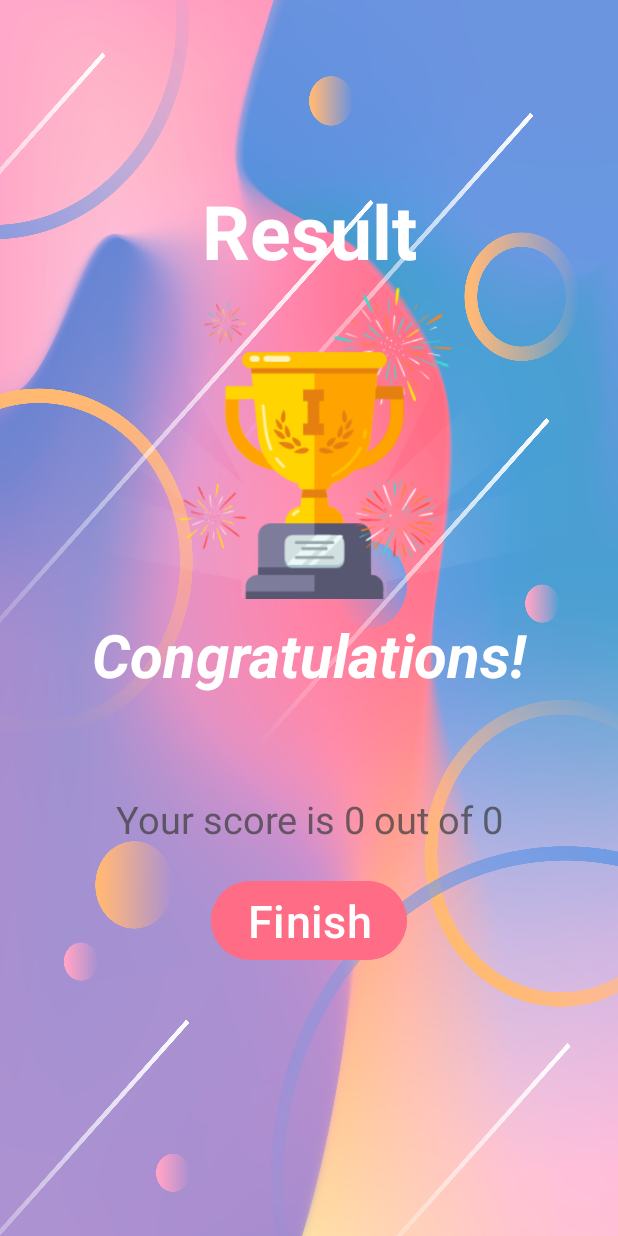
After one commit to dilvinagachanli/Quiz-App, an Android app: the ResultActivity screen opened directly, with no data from a screen before it, on a phone screen of 412 x 824 dp. The commit adds this screen. Run offline under Robolectric (Android 15) with nearby library versions, the phone set to English and light mode, and no system bars.

Commit message:
Added result screen. App is done.

```diff
--- a/app/src/main/AndroidManifest.xml
+++ b/app/src/main/AndroidManifest.xml
@@ -12,6 +12,9 @@
         android:supportsRtl="true"
         android:theme="@style/Theme.QuizApp"
         tools:targetApi="31">
+        <activity
+            android:name=".ResultActivity"
+            android:exported="false" />
         <activity
             android:name=".QuizQuestionsActivity"
             android:exported="false" />
--- a/app/src/main/java/com/example/quizapp/Constants.kt
+++ b/app/src/main/java/com/example/quizapp/Constants.kt
@@ -1,6 +1,16 @@
 package com.example.quizapp
 
 object Constants {
+
+    const val USER_NAME : String = "user_name"
+    const val TOTAL_QUESTIONS: String = "total_questions"
+    const val CORRECT_ANSWERS: String = "total_answers"
+
+    //we need the constant values to move data from one activity to another
+
+
+
+
 
     fun getQuestions(): ArrayList<Question>{
         val questionsList = ArrayList<Question>()
--- a/app/src/main/java/com/example/quizapp/MainActivity.kt
+++ b/app/src/main/java/com/example/quizapp/MainActivity.kt
@@ -22,6 +22,7 @@ class MainActivity : AppCompatActivity() {
             }
             else{
                 val intent = Intent(this, QuizQuestionsActivity::class.java) //going from one activity to other
+                intent.putExtra(Constants.USER_NAME, et_name.text.toString())
                 startActivity(intent)
                 finish()
 
--- a/app/src/main/java/com/example/quizapp/QuizQuestionsActivity.kt
+++ b/app/src/main/java/com/example/quizapp/QuizQuestionsActivity.kt
@@ -1,6 +1,7 @@
 package com.example.quizapp
 
 import android.annotation.SuppressLint
+import android.content.Intent
 import android.graphics.Color
 import android.graphics.Typeface
 import androidx.appcompat.app.AppCompatActivity
@@ -22,11 +23,14 @@ class QuizQuestionsActivity : AppCompatActivity(), View.OnClickListener {
     private var mQuestionsList: ArrayList<Question>? = null
     private var mSelectedOptionPosition: Int = 0
 
+    private var mUserName : String? = null
+    private var mCorrectAnswers: Int = 0
 
     private var progressBar: ProgressBar? = null
     private var tvProgress: TextView? = null
     private var tvQuestion: TextView? = null
     private var ivImage: ImageView? = null
+
 
     private var tvOptionOne: TextView? = null
     private var tvOptionTwo: TextView? = null
@@ -35,10 +39,17 @@ class QuizQuestionsActivity : AppCompatActivity(), View.OnClickListener {
 
     private var btnSubmit: Button? = null
 
+
+
+
     @SuppressLint("MissingInflatedId")
     override fun onCreate(savedInstanceState: Bundle?) {
         super.onCreate(savedInstanceState)
         setContentView(R.layout.activity_quiz_questions)
+
+
+        mUserName = intent.getStringExtra(Constants.USER_NAME)
+
 
         progressBar = findViewById(R.id.progressBar)
         tvProgress = findViewById(R.id.tv_progress)
@@ -58,6 +69,10 @@ class QuizQuestionsActivity : AppCompatActivity(), View.OnClickListener {
 
         mQuestionsList = Constants.getQuestions()
         setQuestion()
+
+
+
+
 
 
     }
@@ -168,8 +183,17 @@ class QuizQuestionsActivity : AppCompatActivity(), View.OnClickListener {
                             setQuestion()
                         }
                         else -> {
+                            val intent = Intent(this, ResultActivity::class.java)
+                            intent.putExtra(Constants.USER_NAME, mUserName)
+                            intent.putExtra(Constants.CORRECT_ANSWERS, mCorrectAnswers)
+                            intent.putExtra(Constants.TOTAL_QUESTIONS, mQuestionsList?.size)
+                            startActivity(intent)
+                            finish()
 
-                            Toast.makeText(this@QuizQuestionsActivity, "You have successfully completed the quiz.", Toast.LENGTH_SHORT).show()
+
+
+
+
                         }
                     }
                 } else {
@@ -178,6 +202,8 @@ class QuizQuestionsActivity : AppCompatActivity(), View.OnClickListener {
                     // This is to check if the answer is wrong
                     if (question!!.correctAnswer != mSelectedOptionPosition) {
                         answerView(mSelectedOptionPosition, R.drawable.wrong_option_border_bg)
+                    }else{
+                        mCorrectAnswers++
                     }
 
                     // This is for correct answer
--- /dev/null
+++ b/app/src/main/java/com/example/quizapp/ResultActivity.kt
@@ -0,0 +1,33 @@
+package com.example.quizapp
+
+import android.content.Intent
+import androidx.appcompat.app.AppCompatActivity
+import android.os.Bundle
+import android.widget.TextView
+import org.w3c.dom.Text
+
+class ResultActivity : AppCompatActivity() {
+    override fun onCreate(savedInstanceState: Bundle?) {
+        super.onCreate(savedInstanceState)
+        setContentView(R.layout.activity_result)
+
+        val tvName : TextView = findViewById(R.id.tvName)
+        val tvScore : TextView = findViewById(R.id.tvScore)
+        val btnFinish : TextView = findViewById(R.id.btnFinish)
+
+        tvName.text = intent.getStringExtra(Constants.USER_NAME)
+
+        val totalQuestions = intent.getIntExtra(Constants.TOTAL_QUESTIONS, 0)
+        val correctAnswers = intent.getIntExtra(Constants.CORRECT_ANSWERS, 0)
+
+
+        tvScore.text = "Your score is $correctAnswers out of $totalQuestions"
+
+        btnFinish.setOnClickListener{
+            startActivity(Intent(this, MainActivity::class.java))
+
+
+        }
+
+    }
+}
--- /dev/null
+++ b/app/src/main/res/drawable/result_background.xml
@@ -0,0 +1,8 @@
+<?xml version="1.0" encoding="utf-8"?>
+<shape xmlns:android="http://schemas.android.com/apk/res/android">
+    <solid android:color="@android:color/transparent" />
+    <stroke
+        android:color="#000000"
+    android:width="2dp"
+    />
+</shape>
--- /dev/null
+++ b/app/src/main/res/layout/activity_result.xml
@@ -0,0 +1,90 @@
+<?xml version="1.0" encoding="utf-8"?>
+<LinearLayout xmlns:android="http://schemas.android.com/apk/res/android"
+    android:layout_width="match_parent"
+    android:layout_height="match_parent"
+    android:orientation="vertical"
+    android:background="@drawable/ic_bg"
+    >
+
+    <FrameLayout
+        android:layout_width="match_parent"
+        android:layout_height="wrap_content"
+        >
+
+        <TextView
+            android:id="@+id/resultText"
+            android:layout_width="match_parent"
+            android:layout_height="wrap_content"
+            android:layout_marginTop="120dp"
+            android:height="60dp"
+            android:gravity="center"
+            android:text="Result"
+            android:textColor="@color/white"
+            android:textSize="50sp"
+            android:textStyle="bold" />
+
+        <ImageView
+            android:layout_width="match_parent"
+            android:layout_height="399dp"
+            android:scaleType="fitEnd"
+            android:src="@drawable/ic_trophy">
+
+        </ImageView>
+
+    </FrameLayout>
+
+
+    <TextView
+        android:layout_width="match_parent"
+        android:layout_height="wrap_content"
+        android:layout_marginTop="10dp"
+        android:gravity="center"
+        android:layout_marginBottom="10dp"
+        android:text="Congratulations!"
+        android:textColor="@color/white"
+        android:textSize="40sp"
+        android:textStyle="bold|italic">
+
+    </TextView>
+
+    <TextView
+        android:id="@+id/tvName"
+        android:layout_width="match_parent"
+        android:layout_height="wrap_content"
+        android:text="Dilvin"
+        android:gravity="center"
+        android:textSize="25sp"
+        android:textColor="@color/white"
+        android:layout_marginTop="15dp"
+
+        />
+
+    <TextView
+        android:id="@+id/tvScore"
+        android:layout_width="match_parent"
+        android:layout_height="wrap_content"
+        android:text="Your score is 0 out of 9"
+        android:gravity="center"
+        android:textSize="25sp"
+        android:textColor="#BC3E3E3E"
+        android:layout_marginTop="5dp"
+
+        />
+
+    <Button
+        android:id="@+id/btnFinish"
+        android:layout_width="wrap_content"
+        android:layout_height="wrap_content"
+        android:layout_gravity="center"
+        android:text="Finish"
+        android:textSize="30sp"
+        android:layout_marginTop="20dp"
+        android:backgroundTint="#FE6D85"
+
+
+        />
+
+
+
+
+</LinearLayout>
```
Also changed, not shown: app/src/main/res/drawable/ic_trophy.png (added).
